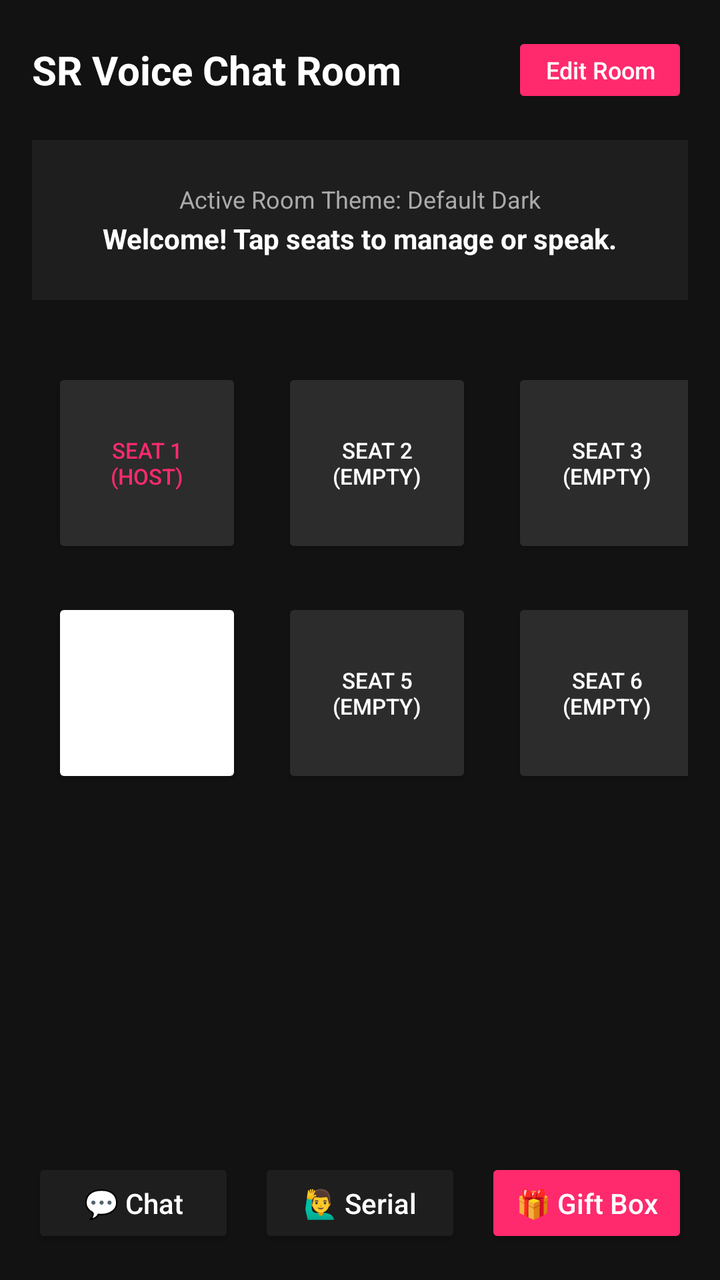
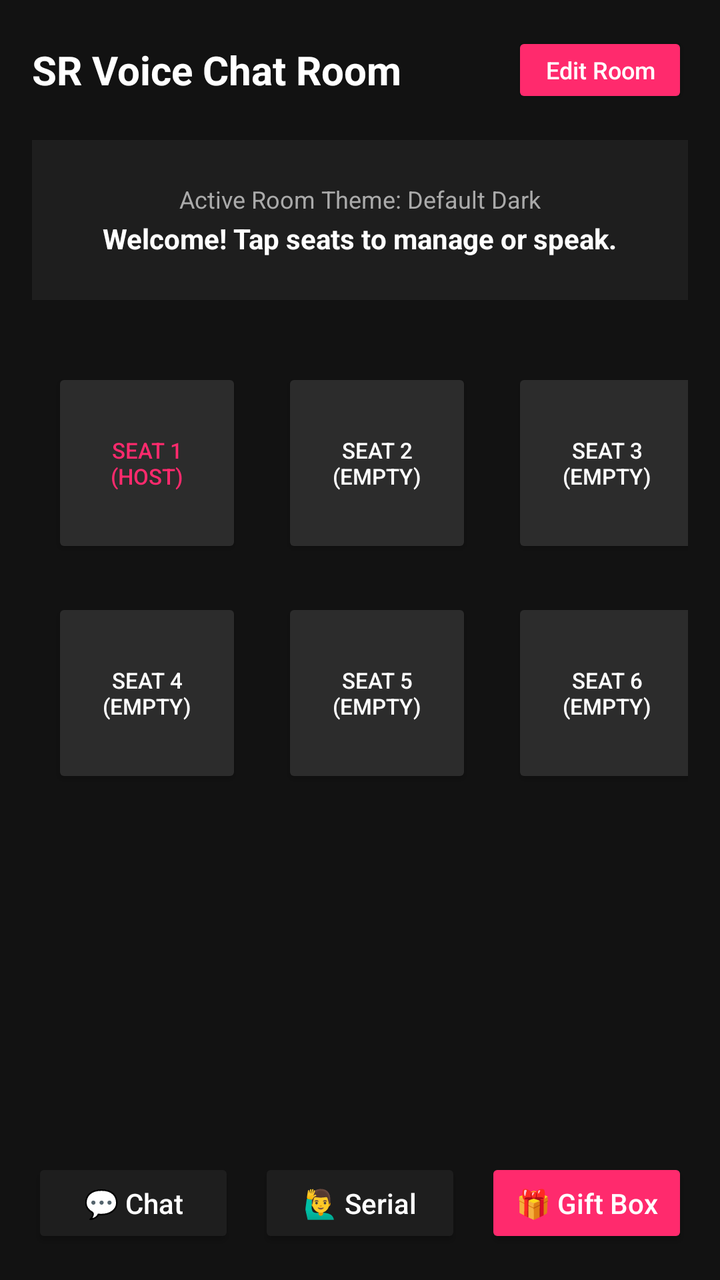

Compare the two renders of this Android layout. The source of the first and the diff that turns it into the second are given below.
<!-- AndroidManifest.xml: application theme Theme.AppCompat.Light.NoActionBar -->
<!-- res/layout/activity_voice_room.xml -->
<?xml version="1.0" encoding="utf-8"?>
<LinearLayout xmlns:android="http://schemas.android.com/apk/res/android"
    android:layout_width="match_parent"
    android:layout_height="match_parent"
    android:background="#121212"
    android:orientation="vertical"
    android:padding="16dp">

    
    <LinearLayout
        android:layout_width="match_parent"
        android:layout_height="wrap_content"
        android:orientation="horizontal"
        android:gravity="center_vertical"
        android:layout_marginBottom="16dp">

        <TextView
            android:id="@+id/roomTitleText"
            android:layout_width="0dp"
            android:layout_height="wrap_content"
            android:layout_weight="1"
            android:text="SR Voice Chat Room"
            android:textColor="#FFFFFF"
            android:textSize="20sp"
            android:textStyle="bold" />

        <Button
            android:id="@+id/editRoomButton"
            android:layout_width="wrap_content"
            android:layout_height="38dp"
            android:backgroundTint="#FF2A6D"
            android:text="Edit Room"
            android:textAllCaps="false"
            android:textColor="#FFFFFF"
            android:textSize="12sp" />
    </LinearLayout>

    
    <LinearLayout
        android:layout_width="match_parent"
        android:layout_height="80dp"
        android:background="#1E1E1E"
        android:gravity="center"
        android:orientation="vertical"
        android:layout_marginBottom="24dp">

        <TextView
            android:layout_width="wrap_content"
            android:layout_height="wrap_content"
            android:text="Active Room Theme: Default Dark"
            android:textColor="#AAAAAA"
            android:textSize="12sp" />

        <TextView
            android:layout_width="wrap_content"
            android:layout_height="wrap_content"
            android:text="Welcome! Tap seats to manage or speak."
            android:textColor="#FFFFFF"
            android:textSize="14sp"
            android:textStyle="bold"
            android:layout_marginTop="2dp" />
    </LinearLayout>

    
    <GridLayout
        android:layout_width="match_parent"
        android:layout_height="0dp"
        android:layout_weight="1"
        android:alignmentMode="alignMargins"
        android:columnCount="3"
        android:gravity="center"
        android:rowCount="2">

        
        <Button
            android:id="@+id/seat1Btn"
            android:layout_width="95dp"
            android:layout_height="95dp"
            android:layout_margin="10dp"
            android:backgroundTint="#2C2C2C"
            android:text="Seat 1\n(Host)"
            android:textColor="#FF2A6D"
            android:textSize="11sp" />

        
        <Button
            android:id="@+id/seat2Btn"
            android:layout_width="95dp"
            android:layout_height="95dp"
            android:layout_margin="10dp"
            android:backgroundTint="#2C2C2C"
            android:text="Seat 2\n(Empty)"
            android:textColor="#FFFFFF"
            android:textSize="11sp" />

        
        <Button
            android:id="@+id/seat3Btn"
            android:layout_width="95dp"
            android:layout_height="95dp"
            android:layout_margin="10dp"
            android:backgroundTint="#2C2C2C"
            android:text="Seat 3\n(Empty)"
            android:textColor="#FFFFFF"
            android:textSize="11sp" />

        
        <Button
            android:id="@+id/seat4Btn"
            android:layout_width="95dp"
            android:layout_height="95dp"
            android:layout_margin="10dp"
            android:backgroundTint="2C2C2C"
            android:text="Seat 4\n(Empty)"
            android:textColor="#FFFFFF"
            android:textSize="11sp" />

        
        <Button
            android:id="@+id/seat5Btn"
            android:layout_width="95dp"
            android:layout_height="95dp"
            android:layout_margin="10dp"
            android:backgroundTint="#2C2C2C"
            android:text="Seat 5\n(Empty)"
            android:textColor="#FFFFFF"
            android:textSize="11sp" />

        
        <Button
            android:id="@+id/seat6Btn"
            android:layout_width="95dp"
            android:layout_height="95dp"
            android:layout_margin="10dp"
            android:backgroundTint="#2C2C2C"
            android:text="Seat 6\n(Empty)"
            android:textColor="#FFFFFF"
            android:textSize="11sp" />

    </GridLayout>

    
    <LinearLayout
        android:layout_width="match_parent"
        android:layout_height="wrap_content"
        android:orientation="horizontal"
        android:gravity="center"
        android:paddingTop="12dp">

        <Button
            android:id="@+id/chatBtn"
            android:layout_width="0dp"
            android:layout_height="45dp"
            android:layout_weight="1"
            android:layout_marginEnd="6dp"
            android:backgroundTint="#1E1E1E"
            android:text="💬 Chat"
            android:textAllCaps="false"
            android:textColor="#FFFFFF" />

        <Button
            android:id="@+id/serialBtn"
            android:layout_width="0dp"
            android:layout_height="45dp"
            android:layout_weight="1"
            android:layout_marginHorizontal="6dp"
            android:backgroundTint="#1E1E1E"
            android:text="🙋‍♂️ Serial"
            android:textAllCaps="false"
            android:textColor="#FFFFFF" />

        <Button
            android:id="@+id/giftBtn"
            android:layout_width="0dp"
            android:layout_height="45dp"
            android:layout_weight="1"
            android:layout_marginStart="6dp"
            android:backgroundTint="#FF2A6D"
            android:text="🎁 Gift Box"
            android:textAllCaps="false"
            android:textColor="#FFFFFF" />
    </LinearLayout>

</LinearLayout>
<!-- resources referenced by this layout -->
<resources>

</resources>

<!-- the commit's change to res/layout/activity_voice_room.xml (unified diff, before → after) -->
@@ -110,7 +110,7 @@
             android:layout_width="95dp"
             android:layout_height="95dp"
             android:layout_margin="10dp"
-            android:backgroundTint="2C2C2C"
+            android:backgroundTint="#2C2C2C"
             android:text="Seat 4\n(Empty)"
             android:textColor="#FFFFFF"
             android:textSize="11sp" />
